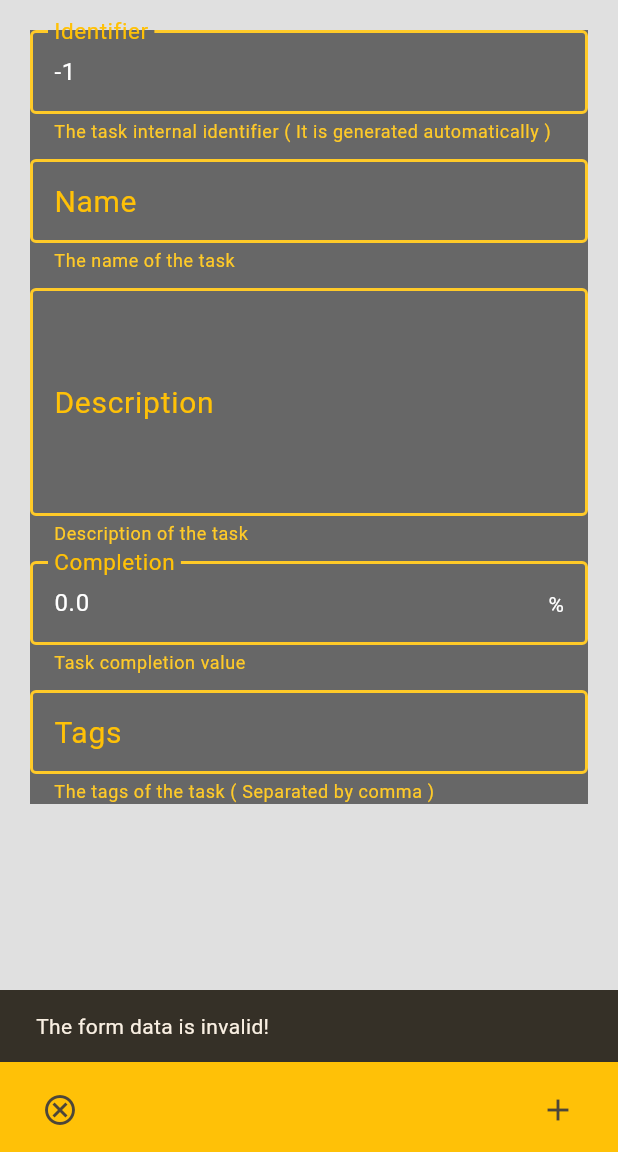
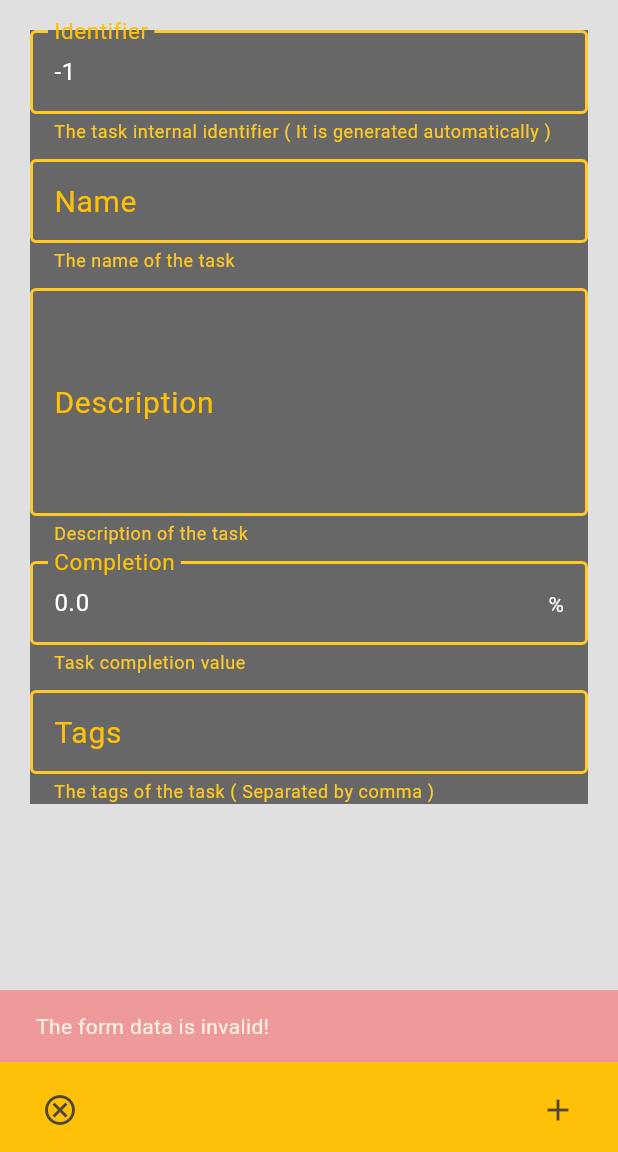
Before and after one commit to chordflower/boliden, a Flutter app: the EditTaskPage screen opened directly, after a tap on the "add" icon, on a phone screen of 412 x 824 dp, the part 84-1236 px from its top. Run offline on Flutter 3.47's test engine with Material 3 defaults, Android fonts, the phone set to English and light mode, and no system bars; drawn by our look-alikes of reactive_forms; our stand-ins replace chopper, copy_with_extension, drift, fast_immutable_collections, flutter_redux, get_it and 4 more; missing offline and left inert: sqlite3; accounts and stored records are empty; generated files the repository leaves out were written again.

Commit message:
chore: Add new translatable strings

```diff
--- a/lib/task/view/edit_task.dart
+++ b/lib/task/view/edit_task.dart
@@ -79,7 +79,10 @@ class _EditTaskPageState extends State<EditTaskPage> {
       Navigator.pop(widgetContext);
     } else {
       ScaffoldMessenger.of(widgetContext).showSnackBar(
-        SnackBar(content: Text('The form data is invalid!')),
+        SnackBar(
+          content: Text('The form data is invalid!'),
+          backgroundColor: Colors.red[200],
+        ),
       );
     }
   }
--- a/translations/app_en_GB.arb
+++ b/translations/app_en_GB.arb
@@ -14,6 +14,9 @@
 	"editTaskTagsHelp": "The tags of the task ( Separated by comma )",
 	"editTaskTagsLabel": "Tags",
 	"editTaskTagsMaxLengthError": "There can be only 5 tags at maximum",
+	"editTaskCreateSuccess": "The task was created!",
+	"editTaskEditSuccess": "The task was saved!",
+	"editTaskSaveError": "The form data is invalid!",
 	"editTitleEditTask": "Edit task {id}",
 	"@editTitleEditTask": {
 		"placeholders": {
@@ -25,6 +28,7 @@
 		}
 	},
 	"editTitleNewTask": "New task",
+	"listRemoveSuccess": "The task was deleted!",
 	"listAddTaskButtonTitle": "Add a new task",
 	"listEditTaskButtonTitle": "Edit this task",
 	"listEmptyTaskList": "The task list is empty, why not add a new one?",
```
